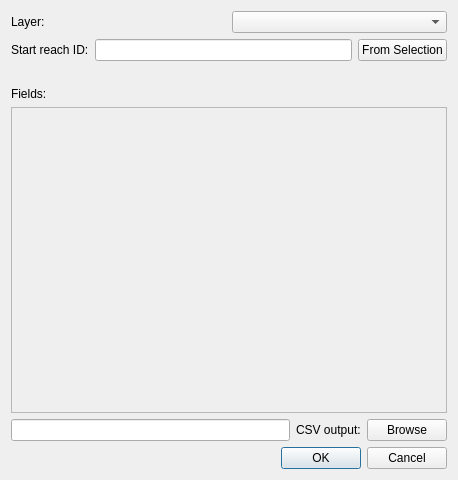
Qt form networkprofiler_dialog_base.ui (Riverscapes/NetworkProfiler) before a commit.
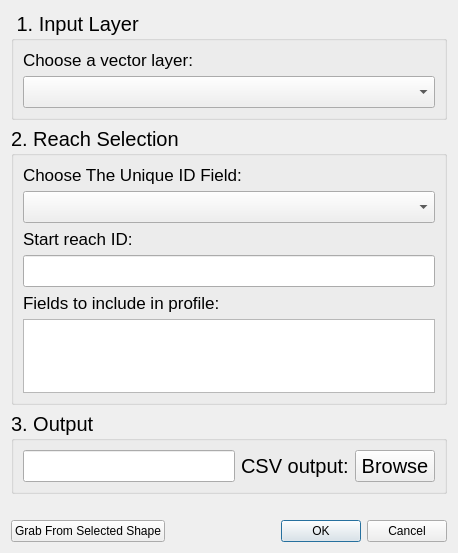
The same form after that commit.

Commit message: on our way to better

Diff of the .ui file:
```diff
--- a/networkprofiler_dialog_base.ui
+++ b/networkprofiler_dialog_base.ui
@@ -7,7 +7,7 @@
     <x>0</x>
     <y>0</y>
     <width>458</width>
-    <height>480</height>
+    <height>553</height>
    </rect>
   </property>
   <property name="windowTitle">
@@ -15,11 +15,25 @@
   </property>
   <layout class="QVBoxLayout" name="verticalLayout">
    <item>
-    <layout class="QHBoxLayout" name="horizontalLayout">
+    <widget class="QGroupBox" name="groupBox_3">
+     <property name="font">
+      <font>
+       <pointsize>15</pointsize>
+      </font>
+     </property>
+     <property name="title">
+      <string> 1. Input Layer</string>
+     </property>
+     <layout class="QVBoxLayout" name="verticalLayout_5">
      <item>
-      <widget class="QLabel" name="lblNetwork">
+       <widget class="QLabel" name="label_2">
+        <property name="font">
+         <font>
+          <pointsize>13</pointsize>
+         </font>
+        </property>
        <property name="text">
-        <string>Layer:</string>
+         <string>Choose a vector layer:</string>
        </property>
       </widget>
      </item>
@@ -27,63 +41,85 @@
       <widget class="QComboBox" name="ctlLayer"/>
      </item>
     </layout>
+    </widget>
    </item>
    <item>
-    <layout class="QHBoxLayout" name="horizontalLayout_2">
+    <widget class="QGroupBox" name="groupBox_2">
+     <property name="font">
+      <font>
+       <pointsize>15</pointsize>
+      </font>
+     </property>
+     <property name="title">
+      <string>2. Reach Selection</string>
+     </property>
+     <layout class="QVBoxLayout" name="verticalLayout_4">
+      <item>
+       <widget class="QLabel" name="label">
+        <property name="font">
+         <font>
+          <pointsize>13</pointsize>
+         </font>
+        </property>
+        <property name="text">
+         <string>Choose The Unique ID Field:</string>
+        </property>
+       </widget>
+      </item>
+      <item>
+       <widget class="QComboBox" name="ctlIDField"/>
+      </item>
      <item>
       <widget class="QLabel" name="lblReachID">
+        <property name="font">
+         <font>
+          <pointsize>13</pointsize>
+         </font>
+        </property>
        <property name="text">
         <string>Start reach ID:</string>
        </property>
       </widget>
      </item>
      <item>
-      <widget class="QLineEdit" name="ctlReachInt"/>
-     </item>
-     <item>
-      <widget class="QPushButton" name="cmdGetReachFromMap">
-       <property name="text">
-        <string>From Selection</string>
-       </property>
-      </widget>
-     </item>
-    </layout>
-   </item>
-   <item>
-    <widget class="QLabel" name="lblWarning">
-     <property name="text">
-      <string/>
-     </property>
-    </widget>
-   </item>
-   <item>
-    <layout class="QVBoxLayout" name="verticalLayout_2">
+       <widget class="QLineEdit" name="txtReachID"/>
+      </item>
      <item>
       <widget class="QLabel" name="lblFields">
+        <property name="font">
+         <font>
+          <pointsize>13</pointsize>
+         </font>
+        </property>
        <property name="text">
-        <string>Fields:</string>
+         <string>Fields to include in profile:</string>
        </property>
       </widget>
      </item>
      <item>
-      <widget class="QScrollArea" name="scrollArea">
-       <property name="widgetResizable">
-        <bool>true</bool>
-       </property>
-       <widget class="QWidget" name="scrollAreaWidgetContents">
-        <property name="geometry">
-         <rect>
-          <x>0</x>
-          <y>0</y>
-          <width>430</width>
-          <height>242</height>
-         </rect>
-        </property>
-       </widget>
+       <widget class="QListWidget" name="lstFields">
+        <property name="selectionMode">
+         <enum>QAbstractItemView::MultiSelection</enum>
+        </property>
       </widget>
      </item>
     </layout>
+    </widget>
    </item>
+   <item>
+    <widget class="QGroupBox" name="groupBox">
+     <property name="font">
+      <font>
+       <pointsize>15</pointsize>
+      </font>
+     </property>
+     <property name="title">
+      <string>3. Output</string>
+     </property>
+     <property name="alignment">
+      <set>Qt::AlignLeading|Qt::AlignLeft|Qt::AlignTop</set>
+     </property>
+     <layout class="QVBoxLayout" name="verticalLayout_3">
    <item>
     <layout class="QHBoxLayout" name="horizontalLayout_3">
      <item>
@@ -105,6 +141,25 @@
      </item>
     </layout>
    </item>
+     </layout>
+    </widget>
+   </item>
+   <item>
+    <widget class="QLabel" name="lblWarning">
+     <property name="text">
+      <string/>
+     </property>
+    </widget>
+   </item>
+   <item>
+    <layout class="QHBoxLayout" name="horizontalLayout_5">
+     <item>
+      <widget class="QPushButton" name="cmdGetReachFromMap">
+       <property name="text">
+        <string>Grab From Selected Shape</string>
+       </property>
+      </widget>
+     </item>
    <item>
     <widget class="QDialogButtonBox" name="cmdButtons">
      <property name="orientation">
@@ -114,6 +169,8 @@
       <set>QDialogButtonBox::Cancel|QDialogButtonBox::Ok</set>
      </property>
     </widget>
+     </item>
+    </layout>
    </item>
   </layout>
  </widget>
```
Lines whose indentation alone changed are shown as unchanged. The commit also changes 2 other files.
